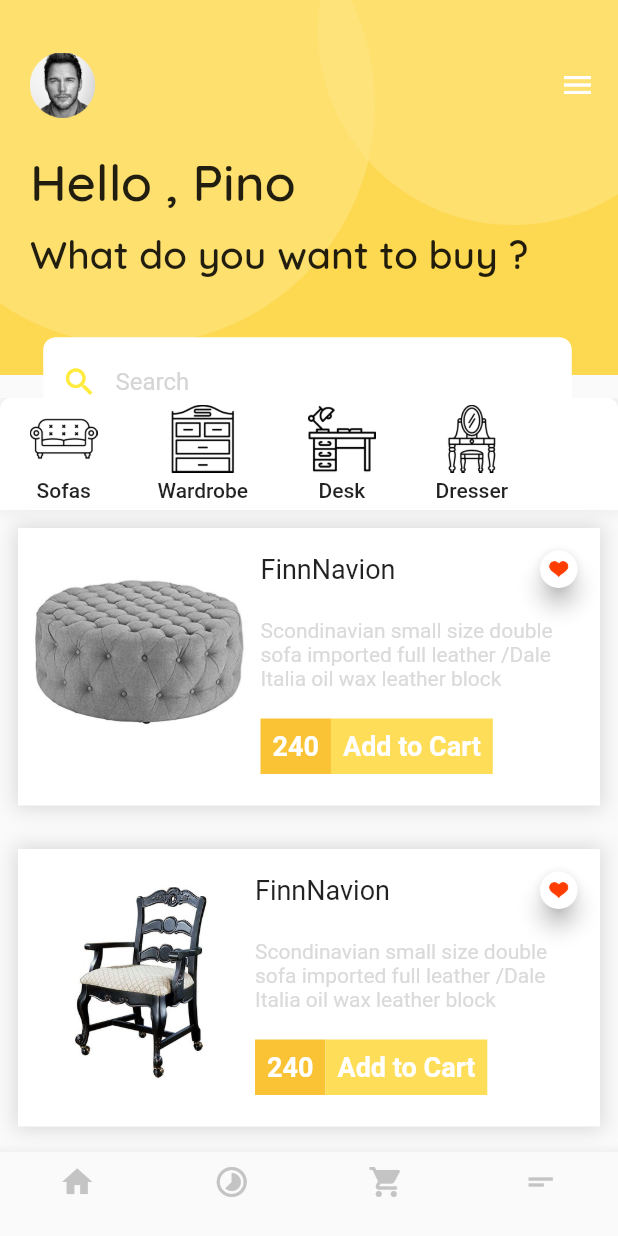
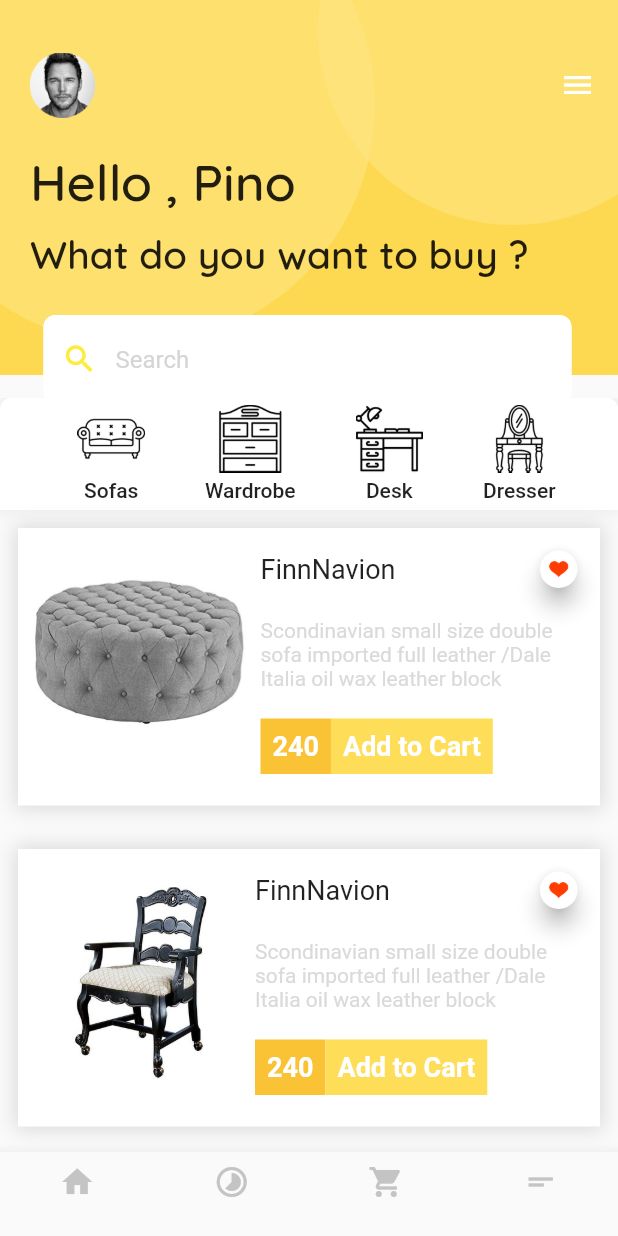
Before and after one commit to saini21199/Furniture_app_UI, a Flutter app: the screen it shows after launch, on a phone screen of 412 x 824 dp. Run offline on Flutter 3.47's test engine with Material 2 defaults, Android fonts, the phone set to English and light mode, and no system bars.

Commit message:
corrected some UI bug

```diff
--- a/lib/screens/home_screen.dart
+++ b/lib/screens/home_screen.dart
@@ -80,7 +80,7 @@ class HomeScreen extends StatelessWidget {
 
   Widget buildSearchBar() {
     return Positioned(
-      top: 225.0,
+      top: 210.0,
       bottom: -200.0,
       left: -1.0,
       right: 1.0,
@@ -126,6 +126,7 @@ class HomeScreen extends StatelessWidget {
       child: Padding(
         padding: const EdgeInsets.symmetric(horizontal: 10.0),
         child: Row(
+          mainAxisAlignment: MainAxisAlignment.center,
           children: <Widget>[
             SizedBox(
               width: 10.0,
```
